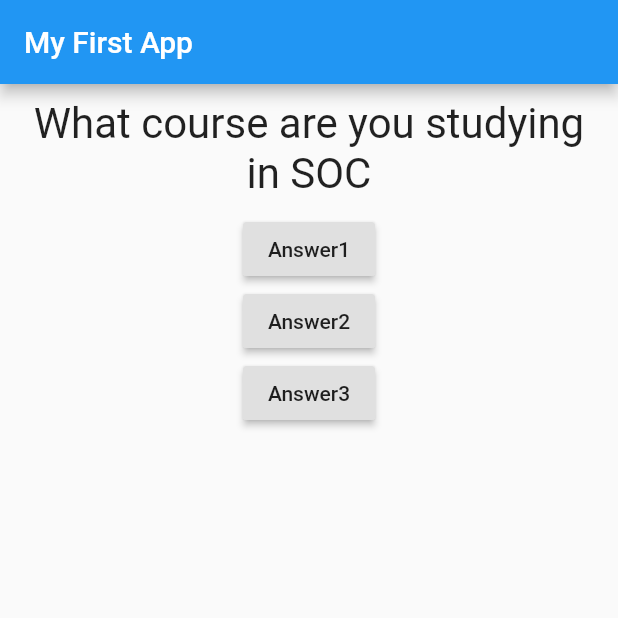
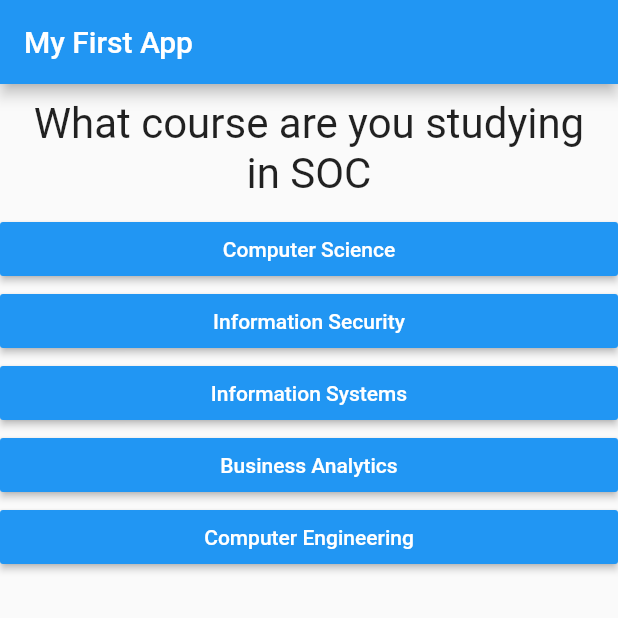
Before and after one commit to wlren/flutterquiz, a Flutter app: the screen it shows after launch, on a phone screen of 412 x 824 dp, the top half of it. Run offline on Flutter 3.47's test engine with Material 2 defaults, Android fonts, the phone set to English and light mode, and no system bars.

Commit message:
Added anwers

```diff
--- /dev/null
+++ b/lib/answers.dart
@@ -0,0 +1,20 @@
+import 'package:flutter/material.dart';
+
+class Answers extends StatelessWidget {
+  final Function selectHandler;
+  final String answerText;
+  Answers(this.selectHandler, this.answerText);
+
+  @override
+  Widget build(BuildContext context) {
+    return Container(
+      width: double.infinity,
+      child: RaisedButton(
+        color: Colors.blue,
+        textColor: Colors.white,
+        child: Text(this.answerText),
+        onPressed: selectHandler,
+      ),
+    );
+  }
+}
--- a/lib/main.dart
+++ b/lib/main.dart
@@ -1,6 +1,7 @@
 import 'package:flutter/material.dart';
 
 import './questions.dart';
+import './answers.dart';
 
 void main() => runApp(MyApp());
 
@@ -14,7 +15,7 @@ class MyApp extends StatefulWidget {
 class _MyAppState extends State<MyApp> {
   var _questionIndex = 0;
 
-  void answerQuestion() {
+  void _answerQuestion() {
     setState(() {
       _questionIndex = _questionIndex + 1;
     });
@@ -23,9 +24,30 @@ class _MyAppState extends State<MyApp> {
   @override
   Widget build(BuildContext context) {
     var questions = [
-      'What course are you studying in SOC',
-      'What year of study are you in',
-      'What is your current CAP'
+      {
+        'questionText': 'What course are you studying in SOC',
+        'answers': [
+          'Computer Science',
+          'Information Security',
+          'Information Systems',
+          'Business Analytics',
+          'Computer Engineering'
+        ]
+      },
+      {
+        'questionText': 'What year of study are you in',
+        'answers': ['Year1', 'Year2', 'Year3', 'Year4']
+      },
+      {
+        'questionText': 'What is your current CAP',
+        'answers': [
+          '4.50 and above',
+          '4.00 – 4.49',
+          '3.50 – 3.99',
+          '3.00 – 3.49',
+          '2.00 – 2.99'
+        ]
+      }
     ];
     return MaterialApp(
       home: Scaffold(
@@ -34,19 +56,11 @@ class _MyAppState extends State<MyApp> {
         ),
         body: Column(
           children: [
-            Question(questions[_questionIndex]),
-            RaisedButton(
-              child: Text('Answer1'),
-              onPressed: answerQuestion,
-            ),
-            RaisedButton(
-              child: Text('Answer2'),
-              onPressed: answerQuestion,
-            ),
-            RaisedButton(
-              child: Text('Answer3'),
-              onPressed: answerQuestion,
-            ),
+            Question(questions[_questionIndex]['questionText']),
+            ...(questions[_questionIndex]['answers'] as List<String>)
+                .map((answers) {
+              return Answers(_answerQuestion, answers);
+            }).toList()
           ],
         ),
       ),
```
